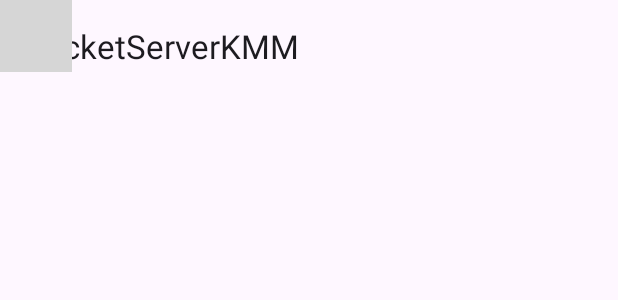
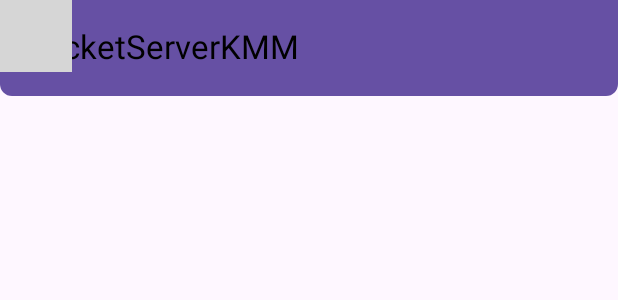
Before and after one commit to bmstu1519/RocketServerKMM, an Android app built with Jetpack Compose: the @Preview function App, on a phone screen of 412 x 824 dp. Shown: the top 300 px of the screen. Run offline under Robolectric (Android 15) with nearby library versions, the phone set to English and light mode, and no system bars; our stand-ins replace Compose Multiplatform resources, Voyager; libraries missing offline, so code that uses them is left out: com.apollographql.apollo; pictures from the network do not load; 5 statements that could not run were skipped; grey boxes are pictures that could not be loaded.

Commit message:
rounded appbar

```diff
--- a/composeApp/src/commonMain/kotlin/org/rocketserverkmm/project/presentation/App.kt
+++ b/composeApp/src/commonMain/kotlin/org/rocketserverkmm/project/presentation/App.kt
@@ -2,19 +2,25 @@ package org.rocketserverkmm.project.presentation
 
 import androidx.compose.foundation.layout.Box
 import androidx.compose.foundation.layout.padding
+import androidx.compose.foundation.shape.RoundedCornerShape
 import androidx.compose.material3.ExperimentalMaterial3Api
+import androidx.compose.material3.MaterialTheme
 import androidx.compose.material3.Scaffold
 import androidx.compose.material3.SnackbarDuration
 import androidx.compose.material3.SnackbarHost
 import androidx.compose.material3.SnackbarHostState
+import androidx.compose.material3.Surface
 import androidx.compose.material3.Text
 import androidx.compose.material3.TopAppBar
+import androidx.compose.material3.TopAppBarDefaults
 import androidx.compose.runtime.Composable
 import androidx.compose.runtime.LaunchedEffect
 import androidx.compose.runtime.collectAsState
 import androidx.compose.runtime.getValue
 import androidx.compose.runtime.remember
 import androidx.compose.ui.Modifier
+import androidx.compose.ui.graphics.Color
+import androidx.compose.ui.unit.dp
 import cafe.adriel.voyager.navigator.Navigator
 import coil3.ImageLoader
 import coil3.PlatformContext
@@ -65,10 +71,24 @@ fun App() {
 
         Scaffold(
             topBar = {
-                TopAppBar(title = { Text("RocketServerKMM") },)
+                Surface(
+                    shape = RoundedCornerShape(bottomStart = 8.dp, bottomEnd = 8.dp),
+                    color = MaterialTheme.colorScheme.primary,
+                ) {
+                    TopAppBar(
+                        title = { Text("RocketServerKMM") },
+                        colors = TopAppBarDefaults.topAppBarColors(
+                            containerColor = Color.Transparent,
+                            titleContentColor = Color.Black,
+                            navigationIconContentColor = Color.Black,
+                            actionIconContentColor = MaterialTheme.colorScheme.primary,
+                        ),
+                    )
+                }
             },
+
             snackbarHost = { SnackbarHost(snackbarHostState) },
-            ) { paddingValues ->
+        ) { paddingValues ->
             Box(Modifier.padding(paddingValues)) {
                 Navigator(
                     LaunchListScreen()
```
